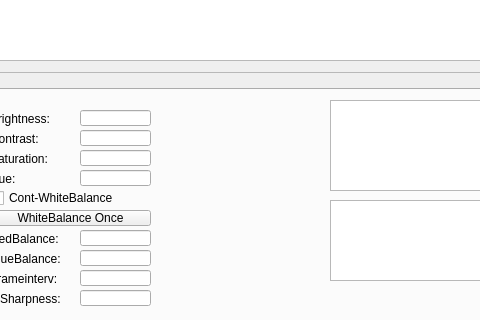
First picture: the form in Source/res/v4l2test.ui, repository alliedvision/V4L2Viewer, before the edit; both pictures show x 650 to 1130 and y 285 to 605 of the 1224 by 820 pixel window.
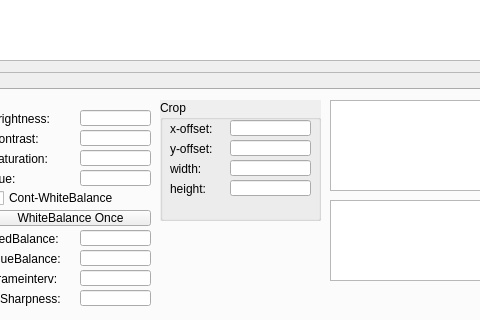
Second picture: the form after the edit. Icons and pictures are not drawn.

```diff
--- a/Source/res/v4l2test.ui
+++ b/Source/res/v4l2test.ui
@@ -1043,6 +1043,117 @@
            </rect>
           </property>
          </widget>
+         <widget class="QGroupBox" name="groupBox_4">
+          <property name="geometry">
+           <rect>
+            <x>370</x>
+            <y>10</y>
+            <width>161</width>
+            <height>121</height>
+           </rect>
+          </property>
+          <property name="autoFillBackground">
+           <bool>true</bool>
+          </property>
+          <property name="title">
+           <string>Crop</string>
+          </property>
+          <property name="flat">
+           <bool>false</bool>
+          </property>
+          <widget class="QLabel" name="label_22">
+           <property name="geometry">
+            <rect>
+             <x>10</x>
+             <y>20</y>
+             <width>61</width>
+             <height>17</height>
+            </rect>
+           </property>
+           <property name="text">
+            <string>x-offset:</string>
+           </property>
+          </widget>
+          <widget class="QLineEdit" name="m_edCropXOffset">
+           <property name="geometry">
+            <rect>
+             <x>70</x>
+             <y>20</y>
+             <width>81</width>
+             <height>16</height>
+            </rect>
+           </property>
+          </widget>
+          <widget class="QLabel" name="label_23">
+           <property name="geometry">
+            <rect>
+             <x>10</x>
+             <y>40</y>
+             <width>61</width>
+             <height>17</height>
+            </rect>
+           </property>
+           <property name="text">
+            <string>y-offset:</string>
+           </property>
+          </widget>
+          <widget class="QLineEdit" name="m_edCropYOffset">
+           <property name="geometry">
+            <rect>
+             <x>70</x>
+             <y>40</y>
+             <width>81</width>
+             <height>16</height>
+            </rect>
+           </property>
+          </widget>
+          <widget class="QLabel" name="label_24">
+           <property name="geometry">
+            <rect>
+             <x>10</x>
+             <y>60</y>
+             <width>61</width>
+             <height>17</height>
+            </rect>
+           </property>
+           <property name="text">
+            <string>width:</string>
+           </property>
+          </widget>
+          <widget class="QLineEdit" name="m_edCropWidth">
+           <property name="geometry">
+            <rect>
+             <x>70</x>
+             <y>60</y>
+             <width>81</width>
+             <height>16</height>
+            </rect>
+           </property>
+          </widget>
+          <widget class="QLabel" name="label_25">
+           <property name="geometry">
+            <rect>
+             <x>10</x>
+             <y>80</y>
+             <width>61</width>
+             <height>17</height>
+            </rect>
+           </property>
+           <property name="text">
+            <string>height:</string>
+           </property>
+          </widget>
+          <widget class="QLineEdit" name="m_edCropHeight">
+           <property name="geometry">
+            <rect>
+             <x>70</x>
+             <y>80</y>
+             <width>81</width>
+             <height>16</height>
+            </rect>
+           </property>
+          </widget>
+         </widget>
         </widget>
         <widget class="QWidget" name="m_DirectRegisterAccessTab">
          <attribute name="title">
```
